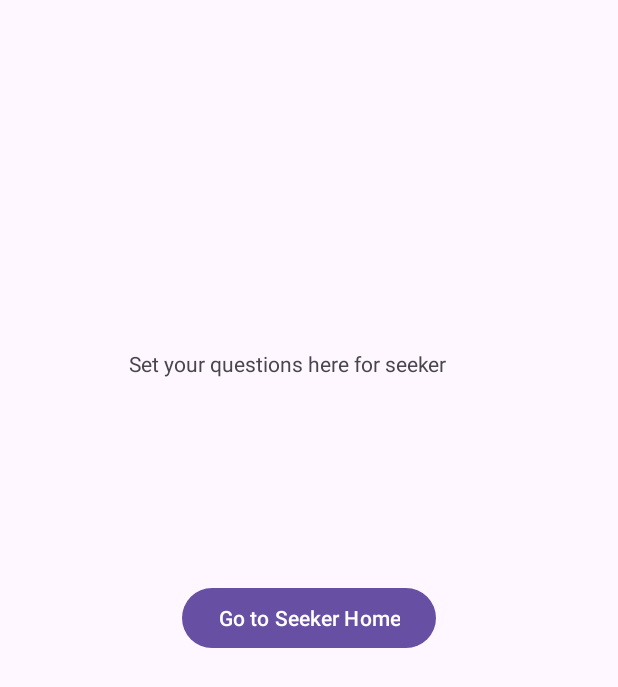
After one commit to upasanakr/FindRoomie, an Android app: the SeekerPreferenceActivity screen opened directly, with no data from a screen before it, on a phone screen of 412 x 824 dp. The commit adds this screen. Shown: the top 687 px of the screen. Run offline under Robolectric (Android 15) with nearby library versions, the light colour scheme and no system bars.

Commit message:
Updating Code

```diff
--- a/app/src/main/java/com/example/roomfinder/HomeActivity.java
+++ /dev/null
@@ -1,4 +0,0 @@
-package com.example.roomfinder;
-
-public class HomeActivity {
-}
--- /dev/null
+++ b/app/src/main/java/com/example/roomfinder/SeekerPreferenceActivity.java
@@ -0,0 +1,31 @@
+package com.example.roomfinder;
+
+import android.annotation.SuppressLint;
+import android.content.Intent;
+import android.os.Bundle;
+import android.view.View;
+import android.widget.Button;
+
+import androidx.appcompat.app.AppCompatActivity;
+
+public class SeekerPreferenceActivity extends AppCompatActivity {
+
+    private Button buttonGoToSeekerHome;
+
+    @SuppressLint("MissingInflatedId")
+    @Override
+    protected void onCreate(Bundle savedInstanceState) {
+        super.onCreate(savedInstanceState);
+        setContentView(R.layout.activity_seeker_preference);
+
+        buttonGoToSeekerHome = findViewById(R.id.buttonGoToSeekerHome);
+
+        buttonGoToSeekerHome.setOnClickListener(new View.OnClickListener() {
+            @Override
+            public void onClick(View view) {
+                Intent intent = new Intent(SeekerPreferenceActivity.this, SeekerHomePageActivity.class);
+                startActivity(intent);
+            }
+        });
+    }
+}
--- /dev/null
+++ b/app/src/main/res/layout/activity_seeker_preference.xml
@@ -0,0 +1,33 @@
+<?xml version="1.0" encoding="utf-8"?>
+<androidx.constraintlayout.widget.ConstraintLayout xmlns:android="http://schemas.android.com/apk/res/android"
+    xmlns:app="http://schemas.android.com/apk/res-auto"
+    android:layout_width="match_parent"
+    android:layout_height="match_parent">
+
+    <TextView
+        android:id="@+id/textViewSetQuestions"
+        android:layout_width="wrap_content"
+        android:layout_height="wrap_content"
+        android:text="Set your questions here for seeker"
+        app:layout_constraintBottom_toBottomOf="parent"
+        app:layout_constraintHorizontal_bias="0.431"
+        app:layout_constraintLeft_toLeftOf="parent"
+        app:layout_constraintRight_toRightOf="parent"
+        app:layout_constraintTop_toTopOf="parent"
+        app:layout_constraintVertical_bias="0.289" />
+
+    <Button
+        android:id="@+id/buttonGoToSeekerHome"
+        android:layout_width="wrap_content"
+        android:layout_height="wrap_content"
+        android:text="Go to Seeker Home"
+        android:layout_marginTop="16dp"
+        android:layout_marginStart="16dp"
+        android:layout_marginEnd="16dp"
+        android:layout_marginBottom="16dp"
+        app:layout_constraintBottom_toBottomOf="parent"
+        app:layout_constraintEnd_toEndOf="parent"
+        app:layout_constraintStart_toStartOf="parent"
+        app:layout_constraintTop_toTopOf="parent" />
+
+</androidx.constraintlayout.widget.ConstraintLayout>
--- /dev/null
+++ b/app/src/main/res/values/refs.xml
@@ -0,0 +1,2 @@
+<?xml version="1.0" encoding="utf-8"?>
+<resources></resources>
```
Also changed, not shown: app/src/main/AndroidManifest.xml (+19 -1 lines), app/src/main/java/com/example/roomfinder/DatabaseHelper.java (added, +80 -0 lines), app/src/main/java/com/example/roomfinder/ListerHomePageActivity.java (added, +13 -0 lines), app/src/main/java/com/example/roomfinder/ListerPreferenceActivity.java (added, +30 -0 lines), app/src/main/java/com/example/roomfinder/LoginActivity.java (+24 -1 lines), app/src/main/java/com/example/roomfinder/RegisterActivity.java (+74 -4 lines), app/src/main/java/com/example/roomfinder/SeekerHomePageActivity.java (added, +13 -0 lines), app/src/main/res/layout/activity_lister_home_page.xml (added, +20 -0 lines), app/src/main/res/layout/activity_lister_preference.xml (added, +29 -0 lines), app/src/main/res/layout/activity_register.xml (+21 -1 lines), app/src/main/res/layout/activity_seeker_home_page.xml (added, +20 -0 lines), app/src/main/res/values/strings.xml (+7 -0 lines).
